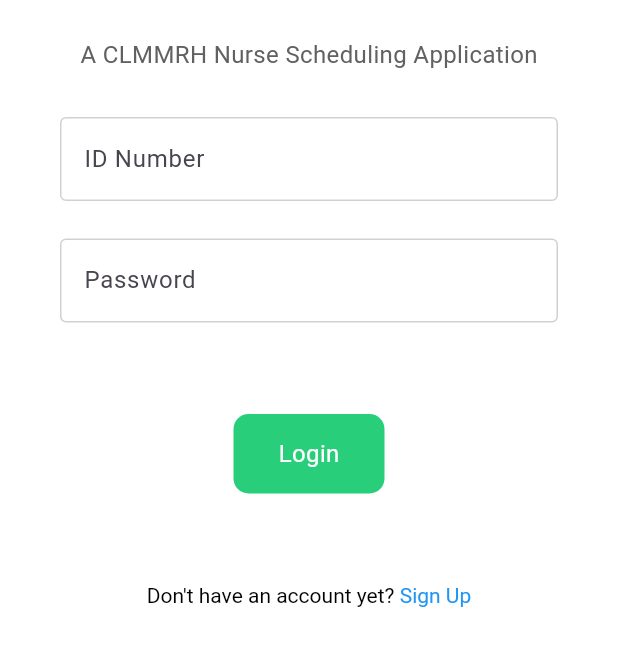
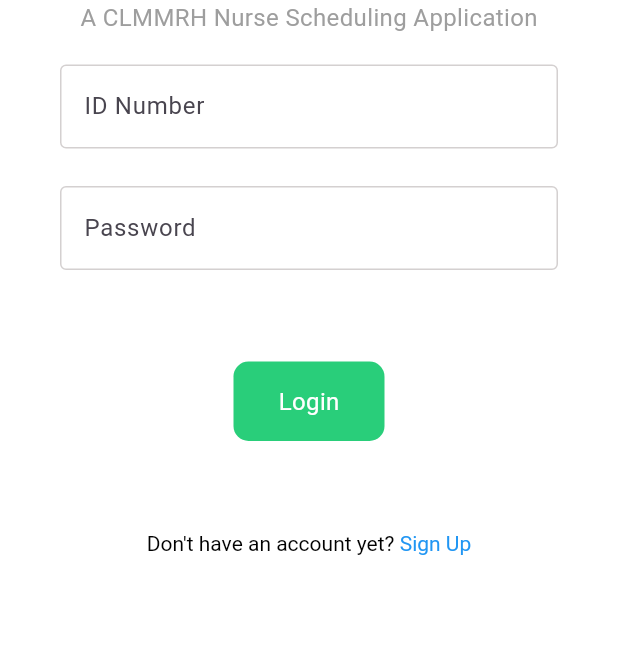
Before and after one commit to russgards03/careshift_mobile, a Flutter app: the screen it shows after launch, on a phone screen of 412 x 824 dp, the part 393-1059 px from its top. Run offline on Flutter 3.47's test engine with Material 3 defaults, Android fonts, the phone set to English and light mode, and no system bars; our stand-ins replace shared_preferences.

Commit message:
Update login.dart

```diff
--- a/lib/login.dart
+++ b/lib/login.dart
@@ -14,14 +14,13 @@ class LoginPage extends StatefulWidget {
 }
 
 class _LoginPageState extends State<LoginPage> {
-  TextEditingController emailController = TextEditingController();
-  TextEditingController passwordController = TextEditingController();
+  final TextEditingController emailController = TextEditingController();
+  final TextEditingController passwordController = TextEditingController();
   String errorMessage = '';
 
   Future<void> _login() async {
   final String email = emailController.text.trim();
   final String password = passwordController.text.trim();
-
   const String apiUrl = 'https://russgarde03.helioho.st/serve/nurse/validate.php';
 
   try {
@@ -31,28 +30,56 @@ class _LoginPageState extends State<LoginPage> {
       headers: {'Content-Type': 'application/json'},
     );
 
+    print('Response status: ${response.statusCode}');
+    print('Response body: ${response.body}'); // Log the response body
+
     if (response.statusCode == 201) {
       final responseData = jsonDecode(response.body);
+      print('Response data: $responseData');
       final bool validation = responseData['validation'];
 
+      if (validation) {
+        String? nurseId = responseData['nurse_id'];
+        if (nurseId != null) {
           SharedPreferences prefs = await SharedPreferences.getInstance();
-        await prefs.setBool('validation', validation);
-
-        if (validation) {
+          await prefs.setString('nurse_id', nurseId);
+          print('Nurse ID saved: $nurseId');
           _navigateToHome();
+        } else {
+          setState(() {
+            errorMessage = 'Nurse ID not found.';
+          });
+        }
       } else {
         setState(() {
           errorMessage = 'Cannot verify account.';
         });
       }
     } else {
-        setState(() {
-          errorMessage = 'Invalid ID number or password';
-        });
+      _handleErrorResponse(response);
     }
   } catch (e) {
     setState(() {
       errorMessage = 'Error: $e';
+    });
+  }
+}
+
+  void _handleErrorResponse(http.Response response) {
+    switch (response.statusCode) {
+      case 400:
+        setState(() {
+          errorMessage = 'Invalid input. Please check your credentials.';
+        });
+        break;
+      case 401:
+        setState(() {
+          errorMessage = 'Unauthorized. Check your email and password.';
+        });
+        break;
+      default:
+        setState(() {
+          errorMessage = 'An unexpected error occurred. Please try again later.';
         });
     }
   }
@@ -63,7 +90,6 @@ class _LoginPageState extends State<LoginPage> {
 
   @override
   Widget build(BuildContext context) {
-    TextStyle linkStyle = TextStyle(color: Colors.blue);
     return Scaffold(
       backgroundColor: AppColors.mainLightColor,
       body: SafeArea(
@@ -74,28 +100,41 @@ class _LoginPageState extends State<LoginPage> {
               mainAxisAlignment: MainAxisAlignment.center,
               children: [
                 const SizedBox(height: 50),
-                const Icon(
-                  Icons.medical_information,
-                  size: 100,
+                const Icon(Icons.medical_information, size: 100),
+                _buildTitle(),
+                _buildSubtitle(),
+                _buildLoginForm(),
+              ],
             ),
-                Text(
+          ),
+        ),
+      ),
+    );
+  }
+
+  Widget _buildTitle() {
+    return Text(
       'CareShift',
       style: TextStyle(
         color: Colors.black,
         fontSize: 64,
         fontWeight: FontWeight.bold,
       ),
-                ),
-                const SizedBox(height: 25),
-                Text(
+    );
+  }
+
+  Widget _buildSubtitle() {
+    return const Text(
       'A CLMMRH Nurse Scheduling Application',
       style: TextStyle(
-                    color: Colors.grey[700],
+        color: Colors.grey,
         fontSize: 16,
       ),
-                ),
-                const SizedBox(height: 10),
-                Padding(
+    );
+  }
+
+  Widget _buildLoginForm() {
+    return Padding(
       padding: const EdgeInsets.all(20.0),
       child: Column(
         mainAxisAlignment: MainAxisAlignment.center,
@@ -103,90 +142,72 @@ class _LoginPageState extends State<LoginPage> {
           TextField(
             cursorColor: AppColors.mainDarkColor,
             controller: emailController,
-                        decoration: const InputDecoration(
-                          enabledBorder: OutlineInputBorder(
-                            borderSide: BorderSide(color: Color.fromARGB(255, 212, 208, 208)),
-                          ),
-                          focusedBorder: OutlineInputBorder(
-                            borderSide: BorderSide(color: Color.fromARGB(255, 0, 0, 0)),
-                          ),
-                          fillColor: Colors.white,
-                          filled: true,
-                          hintText: 'ID Number',
-                        ),
+            decoration: _inputDecoration('ID Number'),
           ),
           const SizedBox(height: 25),
           TextField(
             cursorColor: AppColors.mainDarkColor,
             controller: passwordController,
-                        decoration: const InputDecoration(
+            decoration: _inputDecoration('Password'),
+            obscureText: true,
+          ),
+          const SizedBox(height: 20.0),
+          Text(errorMessage, style: const TextStyle(color: Colors.red)),
+          const SizedBox(height: 20.0),
+          _buildLoginButton(),
+          const SizedBox(height: 60.0),
+          _buildSignUpLink(),
+        ],
+      ),
+    );
+  }
+
+  InputDecoration _inputDecoration(String hintText) {
+    return InputDecoration(
       enabledBorder: OutlineInputBorder(
-                            borderSide: BorderSide(color: Color.fromARGB(255, 212, 208, 208)),
+        borderSide: BorderSide(color: const Color.fromARGB(255, 212, 208, 208)),
       ),
       focusedBorder: OutlineInputBorder(
-                            borderSide: BorderSide(color: Color.fromARGB(255, 0, 0, 0)),
+        borderSide: BorderSide(color: const Color.fromARGB(255, 0, 0, 0)),
       ),
       fillColor: Colors.white,
       filled: true,
-                          hintText: 'Password',
-                        ),
-                        obscureText: true,
-                      ),
-                      const SizedBox(height: 20.0),
-                      Text(
-                        errorMessage,
-                        style: const TextStyle(color: Colors.red),
-                      ),
-                      const SizedBox(height: 20.0),
-                      GestureDetector(
+      hintText: hintText,
+    );
+  }
+
+  Widget _buildLoginButton() {
+    return GestureDetector(
       onTap: _login,
       child: Container(
-                          padding: EdgeInsets.symmetric(vertical: 15, horizontal: 30),
+        padding: const EdgeInsets.symmetric(vertical: 15, horizontal: 30),
         decoration: BoxDecoration(
           color: const Color(0xFF29CE7A),
           borderRadius: BorderRadius.circular(10),
         ),
-                          child: Text(
+        child: const Text(
           'Login',
-                            style: TextStyle(
-                              color: Colors.white,
-                              fontSize: 16,
+          style: TextStyle(color: Colors.white, fontSize: 16),
         ),
       ),
-                        ),
-                      ),
-                      const SizedBox(height: 60.0),
-                      RichText(
+    );
+  }
+
+  Widget _buildSignUpLink() {
+    TextStyle linkStyle = const TextStyle(color: Colors.blue);
+    return RichText(
       text: TextSpan(
         children: <TextSpan>[
-                            TextSpan(
-                              text: 'Don\'t have an account yet? ',
-                              style: TextStyle(
-                                color: Colors.black,
-                              ),
-                            ),
+          const TextSpan(text: 'Don\'t have an account yet? ', style: TextStyle(color: Colors.black)),
           TextSpan(
             text: 'Sign Up',
             style: linkStyle,
-                              recognizer: TapGestureRecognizer()
-                                ..onTap = () {
-                                  Navigator.push(
-                                    context,
-                                    MaterialPageRoute(builder: (context) => RegisterPage()),
-                                  );
+            recognizer: TapGestureRecognizer()..onTap = () {
+              Navigator.push(context, MaterialPageRoute(builder: (context) => const RegisterPage()));
             },
           ),
         ],
       ),
-                      ),
-                    ],
-                  ),
-                ),
-              ],
-            ),
-          ),
-        ),
-      ),
     );
   }
 }
```
Lines whose indentation alone changed are shown as unchanged.
